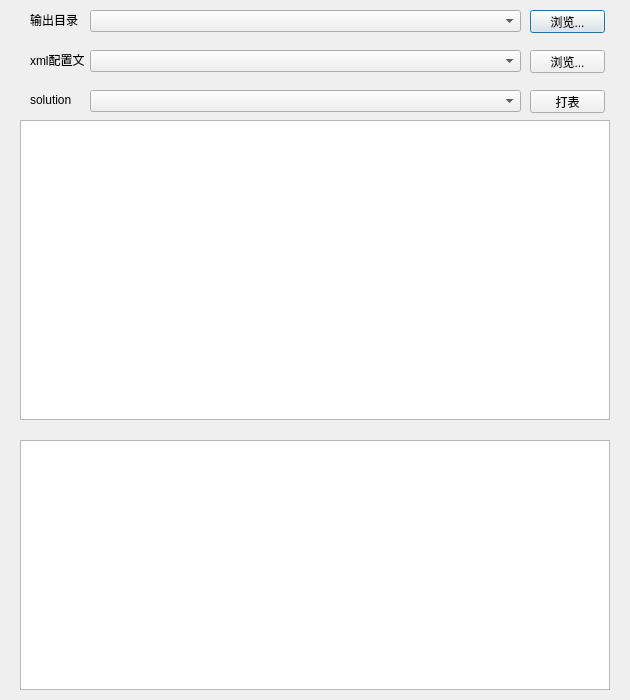
Above: Tools/ExcelExport/qtexcel/maindialog.ui from PoojaShahapur/unitygame before the change. Below: the same form after it.
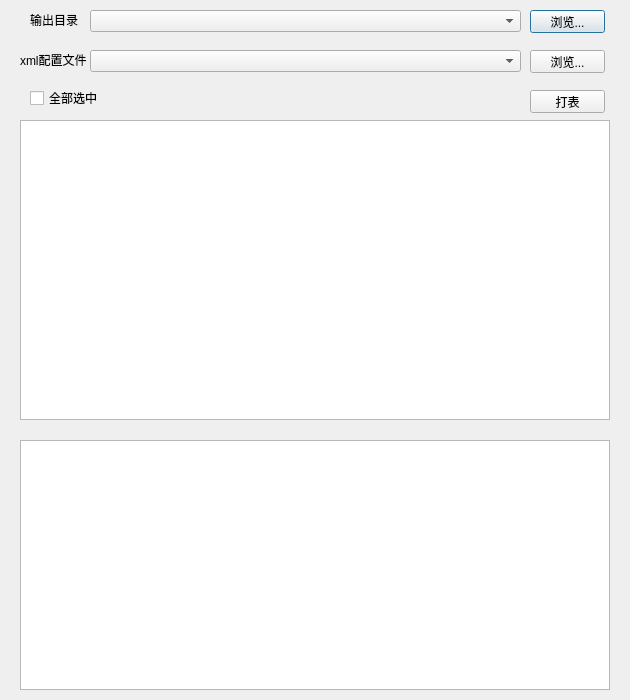
That is the form after the change.

Patch:
```diff
--- a/Tools/ExcelExport/qtexcel/maindialog.ui
+++ b/Tools/ExcelExport/qtexcel/maindialog.ui
@@ -52,9 +52,9 @@
   <widget class="QLabel" name="label_2">
    <property name="geometry">
     <rect>
-     <x>30</x>
+     <x>20</x>
      <y>54</y>
-     <width>54</width>
+     <width>70</width>
      <height>12</height>
     </rect>
    </property>
@@ -85,29 +85,6 @@
     <string>浏览...</string>
    </property>
   </widget>
-  <widget class="QLabel" name="label_3">
-   <property name="geometry">
-    <rect>
-     <x>30</x>
-     <y>94</y>
-     <width>54</width>
-     <height>12</height>
-    </rect>
-   </property>
-   <property name="text">
-    <string>solution</string>
-   </property>
-  </widget>
-  <widget class="QComboBox" name="comboBoxSolution">
-   <property name="geometry">
-    <rect>
-     <x>90</x>
-     <y>90</y>
-     <width>431</width>
-     <height>22</height>
-    </rect>
-   </property>
-  </widget>
   <widget class="QPushButton" name="pushButtonStart">
    <property name="geometry">
     <rect>
@@ -144,6 +121,19 @@
     </rect>
    </property>
   </widget>
+  <widget class="QCheckBox" name="checkBox">
+   <property name="geometry">
+    <rect>
+     <x>30</x>
+     <y>90</y>
+     <width>71</width>
+     <height>16</height>
+    </rect>
+   </property>
+   <property name="text">
+    <string>全部选中</string>
+   </property>
+  </widget>
  </widget>
  <resources/>
  <connections/>
```
